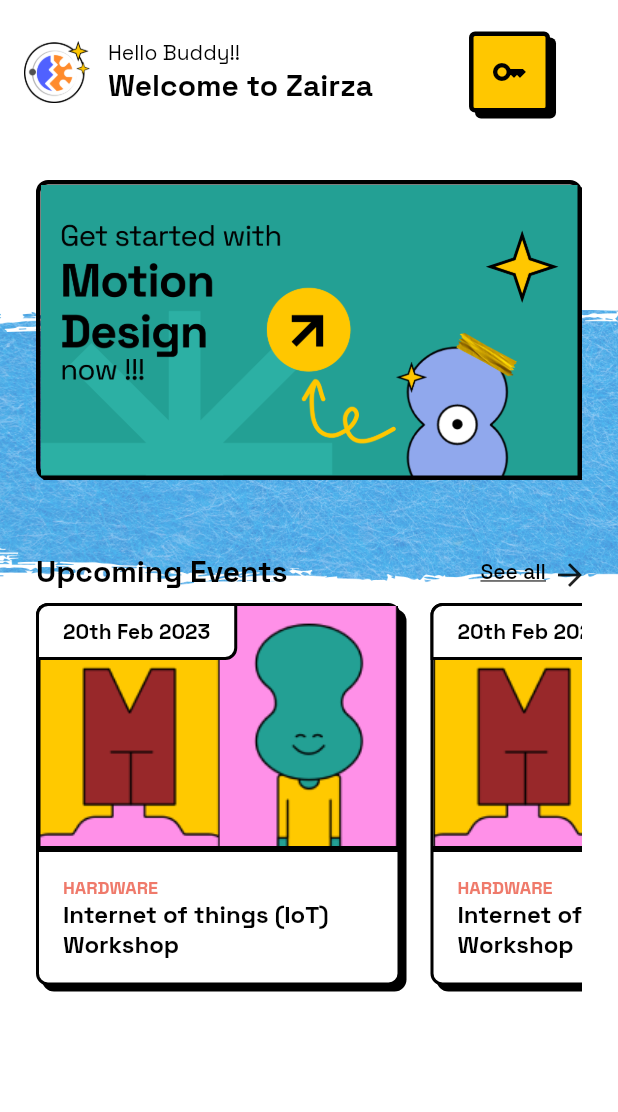
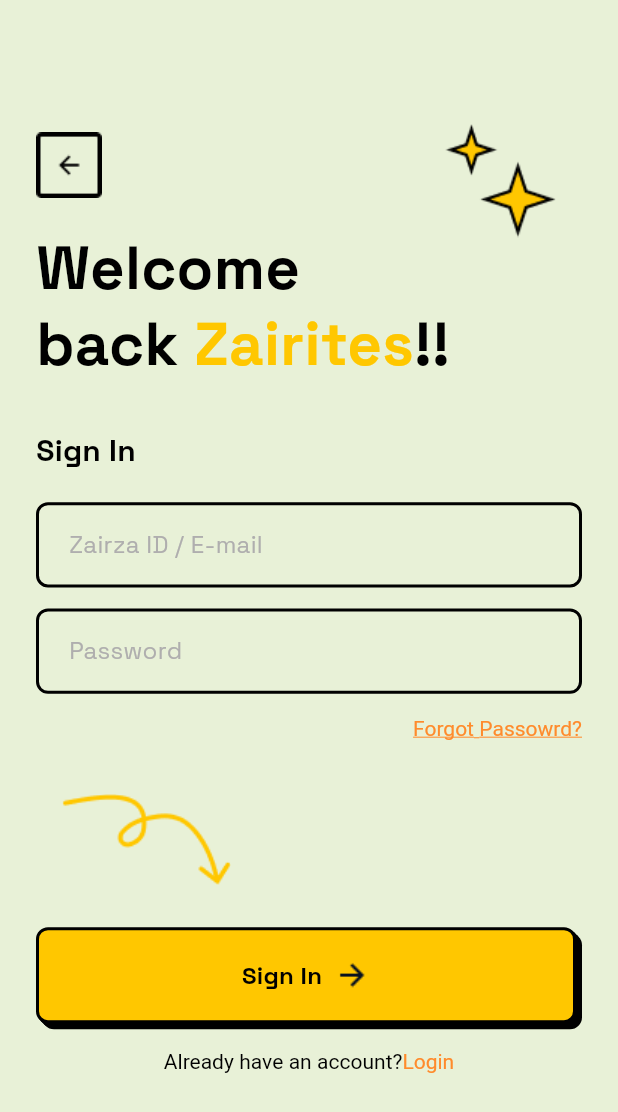
Before and after one commit to Zairza-App/zairza-app, a Flutter app: the screen it shows after launch, on a phone screen of 412 x 824 dp. Shown: the top 1112 px of the screen. Run offline on Flutter 3.47's test engine with Material 2 defaults, Android fonts, the phone set to English and light mode, and no system bars; drawn by our look-alikes of carousel_slider; our stand-ins replace google_fonts.

Commit message:
sign in page done

```diff
--- /dev/null
+++ b/lib/common/custom_textfield.dart
@@ -0,0 +1,37 @@
+import 'package:flutter/material.dart';
+import 'package:google_fonts/google_fonts.dart';
+
+class CustomTextfield extends StatelessWidget {
+  final String hinttext;
+  final double width;
+  final double height;
+  const CustomTextfield({Key? key, required this.hinttext, required this.width, required this.height})
+      : super(key: key);
+
+  @override
+  Widget build(BuildContext context) {
+    return Container(
+      height: height,
+      width: width,
+      decoration: BoxDecoration(
+          borderRadius: BorderRadius.circular(8),
+          border: Border.all(
+            width: 2,
+            color: const Color(0xff000000),
+          )),
+      child: Padding(
+        padding: const EdgeInsets.only(left: 20, right: 20, top: 16),
+        child: TextField(
+          decoration: InputDecoration.collapsed(
+              hintText: hinttext,
+              hintStyle: GoogleFonts.spaceGrotesk(
+                  textStyle: const TextStyle(
+                      fontWeight: FontWeight.w400,
+                      fontSize: 16,
+                      letterSpacing: 0.2,
+                      color: Color(0xffAFAEAE)))),
+        ),
+      ),
+    );
+  }
+}
--- a/lib/common/widgets/custom_button.dart
+++ b/lib/common/widgets/custom_button.dart
@@ -1,36 +1,206 @@
+// import 'package:flutter/material.dart';
+
+// class CustomButton extends StatelessWidget {
+//   final String text;
+//   final VoidCallback onTap;
+//   final Color? color;
+//   const CustomButton(
+//       {Key? key, required this.text, required this.onTap, this.color})
+//       : super(key: key);
+
+//   @override
+//   Widget build(BuildContext context) {
+//     return InkWell(
+//       onTap: onTap,
+//       child: Padding(
+//         padding: const EdgeInsets.symmetric(horizontal: 24),
+//         child: Container(
+//           width: 366,
+//           height: 64,
+//           decoration: BoxDecoration(
+//             borderRadius: BorderRadius.circular(16),
+//             border: Border.all(
+//               color: Colors.black,
+//               width: 2,
+//             ),
+//             boxShadow: [
+//               BoxShadow(
+//                 color: Color(0xff000000),
+//                 blurRadius: 0,
+//                 offset: Offset(4, 4),
+//               ),
+//             ],
+//             color: Color(0xffef7a6b),
+//           ),
+//           padding: const EdgeInsets.all(8),
+//           child: Column(
+//             mainAxisSize: MainAxisSize.min,
+//             mainAxisAlignment: MainAxisAlignment.center,
+//             crossAxisAlignment: CrossAxisAlignment.center,
+//             children: [
+//               Row(
+//                 mainAxisSize: MainAxisSize.min,
+//                 mainAxisAlignment: MainAxisAlignment.center,
+//                 crossAxisAlignment: CrossAxisAlignment.center,
+//                 children: [
+//                   Row(
+//                     mainAxisSize: MainAxisSize.min,
+//                     mainAxisAlignment: MainAxisAlignment.start,
+//                     crossAxisAlignment: CrossAxisAlignment.center,
+//                     children: [
+//                       Container(
+//                         width: 24,
+//                         height: 24,
+//                         child: Row(
+//                           mainAxisSize: MainAxisSize.min,
+//                           mainAxisAlignment: MainAxisAlignment.center,
+//                           crossAxisAlignment: CrossAxisAlignment.center,
+//                           children: [
+//                             Container(
+//                               width: 24,
+//                               height: 24,
+//                               decoration: BoxDecoration(
+//                                 borderRadius: BorderRadius.circular(8),
+//                               ),
+//                               child: Icon(Icons.notifications),
+//                             ),
+//                           ],
+//                         ),
+//                       ),
+//                     ],
+//                   ),
+//                   SizedBox(width: 8),
+//                   Text(text,
+//                       style: TextStyle(
+//                           color: Colors.black,
+//                           fontSize: 16,
+//                           fontWeight: FontWeight.w700)),
+//                 ],
+//               ),
+//             ],
+//           ),
+//         ),
+//       ),
+//     );
+//   }
+// }
+
 import 'package:flutter/material.dart';
 
 class CustomButton extends StatelessWidget {
   final String text;
   final VoidCallback onTap;
   final Color? color;
+  final double width;
+  final Image icon;
   const CustomButton(
-      {Key? key, required this.text, required this.onTap, this.color})
+      {Key? key,
+      required this.text,
+      required this.onTap,
+      this.color,
+      required this.width,
+      required this.icon})
       : super(key: key);
 
   @override
   Widget build(BuildContext context) {
     return InkWell(
       onTap: onTap,
-      child: Padding(
-        padding: const EdgeInsets.symmetric(horizontal: 24),
-        child: Container(
-          width: 366,
+      child: Stack(children: [
+        Row(
+          children: [
+            const SizedBox(
+              width: 1,
+            ),
+            Column(
+              children: [
+                const SizedBox(
+                  height: 1,
+                ),
+                Container(
+                  height: 64,
+                  width: width,
+                  decoration: BoxDecoration(
+                      color: const Color(0xff000000),
+                      borderRadius: BorderRadius.circular(8)),
+                ),
+              ],
+            ),
+          ],
+        ),
+        Row(
+          children: [
+            const SizedBox(
+              width: 2,
+            ),
+            Column(
+              children: [
+                const SizedBox(
+                  height: 2,
+                ),
+                Container(
+                  height: 64,
+                  width: width,
+                  decoration: BoxDecoration(
+                      color: const Color(0xff000000),
+                      borderRadius: BorderRadius.circular(8)),
+                ),
+              ],
+            ),
+          ],
+        ),
+        Row(
+          children: [
+            const SizedBox(
+              width: 3,
+            ),
+            Column(
+              children: [
+                const SizedBox(
+                  height: 3,
+                ),
+                Container(
+                  height: 64,
+                  width: width,
+                  decoration: BoxDecoration(
+                      color: const Color(0xff000000),
+                      borderRadius: BorderRadius.circular(8)),
+                ),
+              ],
+            ),
+          ],
+        ),
+        Row(
+          children: [
+            const SizedBox(
+              width: 4,
+            ),
+            Column(
+              children: [
+                const SizedBox(
+                  height: 4,
+                ),
+                Container(
+                  height: 64,
+                  width: width,
+                  decoration: BoxDecoration(
+                      color: const Color(0xff000000),
+                      borderRadius: BorderRadius.circular(8)),
+                ),
+              ],
+            ),
+          ],
+        ),
+        Container(
+          width: width,
           height: 64,
           decoration: BoxDecoration(
-            borderRadius: BorderRadius.circular(16),
+            borderRadius: BorderRadius.circular(8),
             border: Border.all(
               color: Colors.black,
               width: 2,
             ),
-            boxShadow: [
-              BoxShadow(
-                color: Color(0xff000000),
-                blurRadius: 0,
-                offset: Offset(4, 4),
-              ),
-            ],
-            color: Color(0xffef7a6b),
+            color: const Color(0xffFFC700),
           ),
           padding: const EdgeInsets.all(8),
           child: Column(
@@ -43,12 +213,19 @@ class CustomButton extends StatelessWidget {
                 mainAxisAlignment: MainAxisAlignment.center,
                 crossAxisAlignment: CrossAxisAlignment.center,
                 children: [
+                  Text(text,
+                      style: const TextStyle(
+                          fontWeight: FontWeight.w700,
+                          fontSize: 16,
+                          letterSpacing: 0.2,
+                          color: Color(0xff000000))),
+                  const SizedBox(width: 8),
                   Row(
                     mainAxisSize: MainAxisSize.min,
                     mainAxisAlignment: MainAxisAlignment.start,
                     crossAxisAlignment: CrossAxisAlignment.center,
                     children: [
-                      Container(
+                      SizedBox(
                         width: 24,
                         height: 24,
                         child: Row(
@@ -62,25 +239,19 @@ class CustomButton extends StatelessWidget {
                               decoration: BoxDecoration(
                                 borderRadius: BorderRadius.circular(8),
                               ),
-                              child: Icon(Icons.notifications),
+                              child: icon,
                             ),
                           ],
                         ),
                       ),
                     ],
                   ),
-                  SizedBox(width: 8),
-                  Text(text,
-                      style: TextStyle(
-                          color: Colors.black,
-                          fontSize: 16,
-                          fontWeight: FontWeight.w700)),
                 ],
               ),
             ],
           ),
         ),
-      ),
+      ]),
     );
   }
 }
--- a/lib/main.dart
+++ b/lib/main.dart
@@ -4,6 +4,7 @@ import 'package:zairza_app/constants/global_variables.dart';
 import 'package:zairza_app/screens/domain_details.dart';
 import 'package:zairza_app/screens/events.dart';
 import 'package:zairza_app/screens/home_screen.dart';
+import 'package:zairza_app/screens/sign_in.dart';
 
 void main() {
   runApp(const MyApp());
@@ -21,7 +22,7 @@ class MyApp extends StatelessWidget {
         scaffoldBackgroundColor: GlobalVariables.backgroundColor,
         fontFamily: GoogleFonts.spaceGrotesk().fontFamily,
       ),
-      home: HomeScreen(),
+      home: SignIn(),
     );
   }
 }
--- a/lib/screens/domain_details.dart
+++ b/lib/screens/domain_details.dart
@@ -172,10 +172,11 @@ class DomainDetails extends StatelessWidget {
             ),
           ),
         ),
-        floatingActionButton: CustomButton(
-          onTap: () {},
-          text: 'GET NOTIFIED',
-        ),
+        // floatingActionButton: CustomButton(
+
+        //   onTap: () {},
+        //   text: 'GET NOTIFIED',
+        // ),
         floatingActionButtonLocation: FloatingActionButtonLocation.centerFloat,
       ),
     );
--- a/lib/screens/home_screen.dart
+++ b/lib/screens/home_screen.dart
@@ -17,7 +17,8 @@ class HomeScreen extends StatelessWidget {
           flexibleSpace: Container(),
           backgroundColor: Colors.white,
           elevation: 0,
-          title: Row(
+          title: Expanded(
+            child: Row(
               children: [
                 Image.asset('assets/Logo.png', height: 44, width: 44),
                 SizedBox(width: 12),
@@ -41,9 +42,10 @@ class HomeScreen extends StatelessWidget {
                     ],
                   ),
                 ),
-              SizedBox(width: 64),
-              CustomIconButton(),
+                SizedBox(width: MediaQuery.of(context).size.width / 10),
+                FittedBox(child: CustomIconButton()),
               ],
+            ),
           )),
       body: SafeArea(
         child: Stack(
--- /dev/null
+++ b/lib/screens/sign_in.dart
@@ -0,0 +1,194 @@
+import 'package:flutter/gestures.dart';
+import 'package:flutter/material.dart';
+import 'package:google_fonts/google_fonts.dart';
+import 'package:zairza_app/common/widgets/custom_button.dart';
+
+import '../common/custom_textfield.dart';
+
+class SignIn extends StatelessWidget {
+  const SignIn({super.key});
+
+  @override
+  Widget build(BuildContext context) {
+    return Scaffold(
+      body: SingleChildScrollView(
+        child: Stack(
+          children: [
+            Padding(
+              padding: EdgeInsets.only(
+                  left: MediaQuery.of(context).size.width * 0.1,
+                  top: MediaQuery.of(context).size.width * 0.2,
+                  bottom: MediaQuery.of(context).size.width * 0.2,
+                  right: MediaQuery.of(context).size.width * 0.1),
+              child: Column(
+                //mainAxisAlignment: MainAxisAlignment.end,
+                children: [
+                  Row(
+                    mainAxisAlignment: MainAxisAlignment.end,
+                    children: [
+                      Image.asset('assets/signin_1.png'),
+                    ],
+                  ),
+                  SizedBox(
+                    height: MediaQuery.of(context).size.height * 0.45,
+                  ),
+                  Row(
+                    mainAxisAlignment: MainAxisAlignment.start,
+                    children: [
+                      Image.asset('assets/signin_2.png'),
+                    ],
+                  )
+                ],
+              ),
+            ),
+            Padding(
+              padding: const EdgeInsets.symmetric(horizontal: 24, vertical: 24),
+              child: Column(
+                crossAxisAlignment: CrossAxisAlignment.start,
+                children: [
+                  SizedBox(
+                    height: MediaQuery.of(context).size.height * 0.0778,
+                  ),
+                  InkWell(
+                    onTap: () {},
+                    child: Image.asset('assets/backbutton.png'),
+                  ),
+                  SizedBox(
+                    height: MediaQuery.of(context).size.height * 0.0259,
+                  ),
+                  RichText(
+                    text: new TextSpan(children: [
+                      new TextSpan(
+                        text: 'Welcome\n',
+                        style: GoogleFonts.spaceGrotesk(
+                            textStyle: const TextStyle(
+                                fontWeight: FontWeight.w700,
+                                fontSize: 40,
+                                letterSpacing: 0.2,
+                                color: Colors.black)),
+                      ),
+                      new TextSpan(
+                        text: 'back ',
+                        style: GoogleFonts.spaceGrotesk(
+                            textStyle: const TextStyle(
+                                fontWeight: FontWeight.w700,
+                                fontSize: 40,
+                                letterSpacing: 0.2,
+                                color: Colors.black)),
+                      ),
+                      new TextSpan(
+                        text: 'Zairites',
+                        style: GoogleFonts.spaceGrotesk(
+                          textStyle: const TextStyle(
+                            fontWeight: FontWeight.w700,
+                            fontSize: 40,
+                            letterSpacing: 0.2,
+                            color: Color(0xffffc700),
+                          ),
+                        ),
+                      ),
+                      new TextSpan(
+                        text: '!!',
+                        style: GoogleFonts.spaceGrotesk(
+                            textStyle: const TextStyle(
+                                fontWeight: FontWeight.w700,
+                                fontSize: 40,
+                                letterSpacing: 0.2,
+                                color: Colors.black)),
+                      )
+                    ]),
+                  ),
+                  const SizedBox(
+                    height: 32,
+                  ),
+                  RichText(
+                    text: TextSpan(
+                      text: 'Sign In',
+                      style: GoogleFonts.spaceGrotesk(
+                          textStyle: const TextStyle(
+                              fontWeight: FontWeight.w700,
+                              fontSize: 20,
+                              letterSpacing: 0.2,
+                              color: Colors.black)),
+                    ),
+                  ),
+                  SizedBox(
+                    height: MediaQuery.of(context).size.height * 0.0259,
+                  ),
+                  Column(
+                    children: [
+                      CustomTextfield(
+                          hinttext: 'Zairza ID / E-mail',
+                          width: MediaQuery.of(context).size.width - 64 * 0.5,
+                          height: MediaQuery.of(context).size.height * 0.069),
+                      const SizedBox(
+                        width: 16,
+                      ),
+                      SizedBox(
+                        height: MediaQuery.of(context).size.height * 0.017,
+                      ),
+                      CustomTextfield(
+                          hinttext: 'Password',
+                          width: MediaQuery.of(context).size.width - 64 * 0.5,
+                          height: MediaQuery.of(context).size.height * 0.069),
+                    ],
+                  ),
+                  SizedBox(
+                    height: MediaQuery.of(context).size.height * 0.017,
+                  ),
+                  Container(
+                    alignment: Alignment.topRight,
+                    child: RichText(
+                      textAlign: TextAlign.right,
+                      text: TextSpan(
+                        recognizer: TapGestureRecognizer(),
+                        text: 'Forgot Passowrd?',
+                        style: TextStyle(
+                          decoration: TextDecoration.underline,
+                          color: Color(0xffFF8B2C),
+                        ),
+                      ),
+                    ),
+                  ),
+                  SizedBox(
+                    height: MediaQuery.of(context).size.height * 0.15,
+                  ),
+                  Column(
+                    children: [
+                      CustomButton(
+                        text: 'Sign In',
+                        onTap: () {},
+                        width: MediaQuery.of(context).size.width - 52,
+                        icon: Image.asset('assets/arrow-right-line.png'),
+                      ),
+                      SizedBox(
+                        height: MediaQuery.of(context).size.height * 0.015,
+                      ),
+                      Center(
+                        child: RichText(
+                          text: new TextSpan(
+                            children: [
+                              new TextSpan(
+                                  text: 'Already have an account?',
+                                  style: TextStyle(color: Colors.black)),
+                              new TextSpan(
+                                text: 'Login',
+                                style: TextStyle(
+                                  color: Color(0xffFF8B2C),
+                                ),
+                              ),
+                            ],
+                          ),
+                        ),
+                      ),
+                    ],
+                  )
+                ],
+              ),
+            ),
+          ],
+        ),
+      ),
+    );
+  }
+}
```
Also changed, not shown: assets/arrow-right-line.png (added), assets/backbutton.png (added), assets/signin_1.png (added), assets/signin_2.png (added), pubspec.lock. Lines whose indentation alone changed are shown as unchanged.
